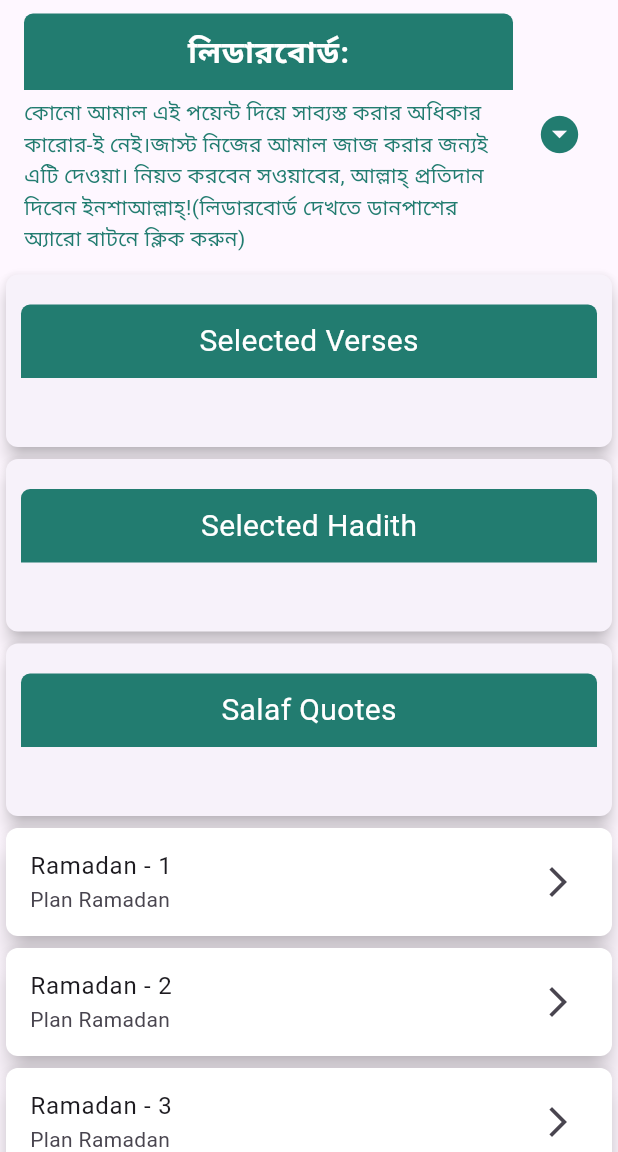
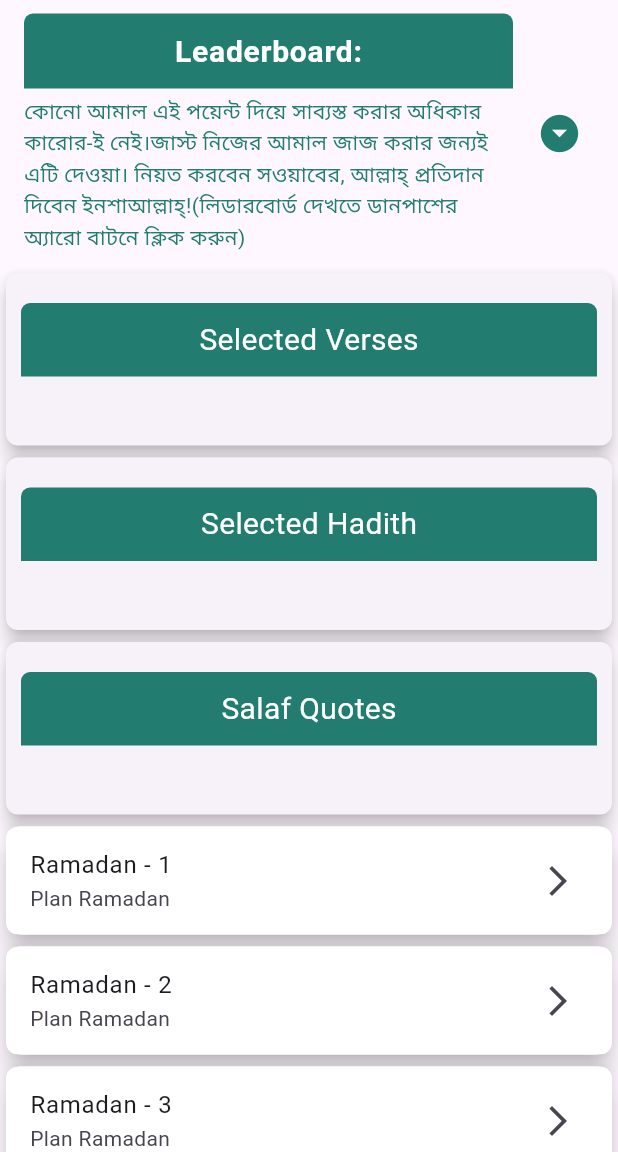
Before and after one commit to rahatcse5bu/Ramadan-Tracker, a Flutter app: the DashboardView screen opened by its route, on a phone screen of 412 x 824 dp, the part 84-1236 px from its top. Run offline on Flutter 3.47's test engine with Material 3 defaults, Android fonts, the phone set to English and light mode, and no system bars; our stand-ins replace dartz, expandable_text, flutter_screenutil, fluttertoast, get, google_fonts and 3 more; accounts and stored records are empty; network calls fail.

Commit message:
some localization added

```diff
--- a/lib/app/translation/translation_keys.dart
+++ b/lib/app/translation/translation_keys.dart
@@ -21,6 +21,8 @@ class TranslationKeys {
 
   static const String ramadan = 'ramadan';
   static const String planRamadan = 'planRamadan';
+  static const String leaderBoard = 'leaderBoard';
+  static const String rank = 'rank';
 
 }
 
@@ -43,6 +45,8 @@ final Map<String, String> bnBd = {
   TranslationKeys.salafQuotes: 'সালাফদের বক্তব্য',
   TranslationKeys.ramadan: 'রমাদ্বন',
   TranslationKeys.planRamadan: 'রমাদ্বন প্লান করুন',
+  TranslationKeys.leaderBoard: 'লিডারবোর্ড',
+  TranslationKeys.rank: 'র‍্যাংক',
 
 };
 
@@ -65,5 +69,7 @@ final Map<String, String> enUs = {
   TranslationKeys.salafQuotes: 'Salaf Quotes',
   TranslationKeys.ramadan: 'Ramadan',
    TranslationKeys.planRamadan: 'Plan Ramadan',
+   TranslationKeys.leaderBoard: 'Leaderboard',
+   TranslationKeys.rank: 'Rank',
 
 };
--- a/lib/modules/dashboard/view/dashboard_view.dart
+++ b/lib/modules/dashboard/view/dashboard_view.dart
@@ -31,7 +31,7 @@ class DashboardView extends GetView<DashboardController> {
                   padding: EdgeInsets.only(left: 0),
                   // width: 800,
                   child: Text(
-                    "Rank:${controller.userRank.value}",
+                    "${TranslationKeys.rank.tr}:${controller.userRank.value}",
                     style: TextStyle(fontSize: 16, color: Colors.white),
                   )),
             )),
@@ -74,8 +74,10 @@ class DashboardView extends GetView<DashboardController> {
                     builder: (controller) {
                       return Column(
                         children: [
-                              _buildLanguageItem(context, languageCode: 'en', label: 'English'),
-      _buildLanguageItem(context, languageCode: 'bn', label: 'বাংলা'),
+                          _buildLanguageItem(context,
+                              languageCode: 'en', label: 'English'),
+                          _buildLanguageItem(context,
+                              languageCode: 'bn', label: 'বাংলা'),
                         ],
                       );
                     },
@@ -133,7 +135,7 @@ class DashboardView extends GetView<DashboardController> {
                   title: "সালাফদের বক্তব্য",
                   text: controller.ajkerSalafQuote.value,
                   type: 'salaf_quote'),
-                  // Text("${TranslationKeys.selectedVerses.tr}"),
+              // Text("${TranslationKeys.selectedVerses.tr}"),
               RamadanDaysList(),
             ],
           ),
@@ -155,9 +157,7 @@ Widget _buildLanguageItem(
 
     return InkWell(
       onTap: () => controller.changeLanguage(
-        languageCode,
-        languageCode == 'bn' ? 'BD' : 'US'
-      ),
+          languageCode, languageCode == 'bn' ? 'BD' : 'US'),
       child: Padding(
         padding: const EdgeInsets.symmetric(vertical: 8.0, horizontal: 16.0),
         child: Row(
--- a/lib/modules/dashboard/widgets/leaderboard_widget.dart
+++ b/lib/modules/dashboard/widgets/leaderboard_widget.dart
@@ -6,6 +6,7 @@ import 'package:ramadan_tracker/app/common/storage/storage_controller.dart';
 import 'package:ramadan_tracker/modules/dashboard/controller/user_points_controller.dart';
 
 import '../../../app/constants/app_color.dart';
+import '../../../app/translation/translation_keys.dart';
 import '../controller/dashboard_controller.dart';
 
 class LeaderboardWidget extends GetView<UserPointsController> {
@@ -29,7 +30,7 @@ class LeaderboardWidget extends GetView<UserPointsController> {
                   color: AppColors.primary),
               child: Center(
                 child: Text(
-                  "লিডারবোর্ড:",
+                  "${TranslationKeys.leaderBoard.tr}:",
                   style: TextStyle(
                       fontWeight: FontWeight.bold,
                       fontSize: 20,
```
